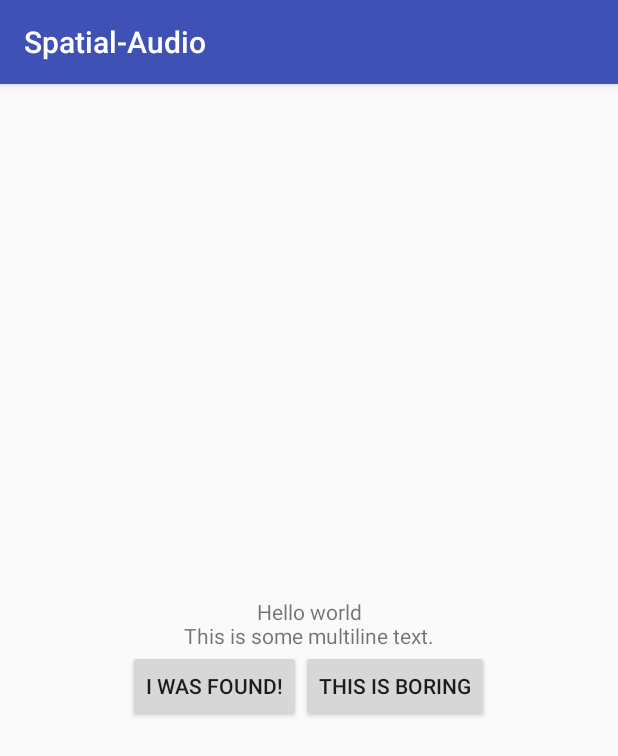
After one commit to ar-marco-polo/marco-polo-android-app, an Android app: the GameRunningActivity screen opened directly, with no data from a screen before it, on a phone screen of 412 x 824 dp. The commit adds this screen. Shown: the top 756 px of the screen. Run offline under Robolectric (Android 15) with nearby library versions, the phone set to English and light mode, and no system bars.

Commit message:
Split game into different activites

```diff
--- /dev/null
+++ b/app/src/main/java/berlin/htw/augmentedreality/spatialaudio/activities/GameRunningActivity.kt
@@ -0,0 +1,13 @@
+package berlin.htw.augmentedreality.spatialaudio.activities
+
+import android.support.v7.app.AppCompatActivity
+import android.os.Bundle
+import berlin.htw.augmentedreality.spatialaudio.R
+
+class GameRunningActivity : AppCompatActivity() {
+
+    override fun onCreate(savedInstanceState: Bundle?) {
+        super.onCreate(savedInstanceState)
+        setContentView(R.layout.activity_game_running)
+    }
+}
--- a/app/src/main/res/layout/activity_fullscreen.xml
+++ b/app/src/main/res/layout/activity_fullscreen.xml
@@ -3,7 +3,7 @@
     android:layout_width="match_parent"
     android:layout_height="match_parent"
     android:background="#0099cc"
-    tools:context="berlin.htw.augmentedreality.spatialaudio.FullscreenActivity">
+    tools:context="berlin.htw.augmentedreality.spatialaudio.activities.GameCreateActivity">
 
     <!-- The primary full-screen view. This can be replaced with whatever view
          is needed to present your content, e.g. VideoView, SurfaceView,
--- /dev/null
+++ b/app/src/main/res/layout/activity_game_running.xml
@@ -0,0 +1,33 @@
+<?xml version="1.0" encoding="utf-8"?>
+<RelativeLayout
+        xmlns:android="http://schemas.android.com/apk/res/android"
+        android:layout_width="match_parent"
+        android:layout_height="match_parent">
+    <LinearLayout
+            android:orientation="vertical"
+            android:layout_width="match_parent"
+            android:layout_height="wrap_content"
+            android:layout_centerInParent="true"
+            android:layout_centerHorizontal="true"
+            android:gravity="center"
+            android:layout_alignParentStart="true">
+        <TextView
+                android:layout_width="wrap_content"
+                android:layout_height="wrap_content"
+                android:gravity="center"
+                android:text="Hello world\nThis is some multiline text." />
+        <LinearLayout
+                android:layout_width="wrap_content"
+                android:layout_height="wrap_content"
+                android:orientation="horizontal">
+            <Button
+                    android:text="I was found!"
+                    android:layout_width="wrap_content"
+                    android:layout_height="wrap_content" />
+            <Button
+                    android:text="This is boring"
+                    android:layout_width="wrap_content"
+                    android:layout_height="wrap_content" />
+        </LinearLayout>
+    </LinearLayout>
+</RelativeLayout>
```
Also changed, not shown: app/build.gradle (+7 -6 lines), app/src/main/AndroidManifest.xml (+23 -12 lines), app/src/main/java/berlin/htw/augmentedreality/spatialaudio/Game.kt (+5 -5 lines), app/src/main/java/berlin/htw/augmentedreality/spatialaudio/activities/GameCreateActivity.kt (renamed from app/src/main/java/berlin/htw/augmentedreality/spatialaudio/FullscreenActivity.kt, +9 -20 lines), app/src/main/java/berlin/htw/augmentedreality/spatialaudio/activities/GameJoinActivity.kt (added, +30 -0 lines), app/src/main/res/layout/activity_game_join.xml (added, +24 -0 lines), 1 other file.
